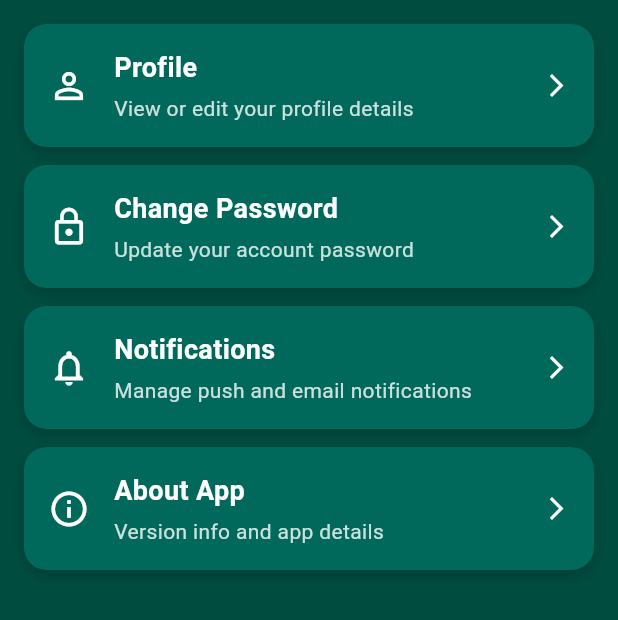
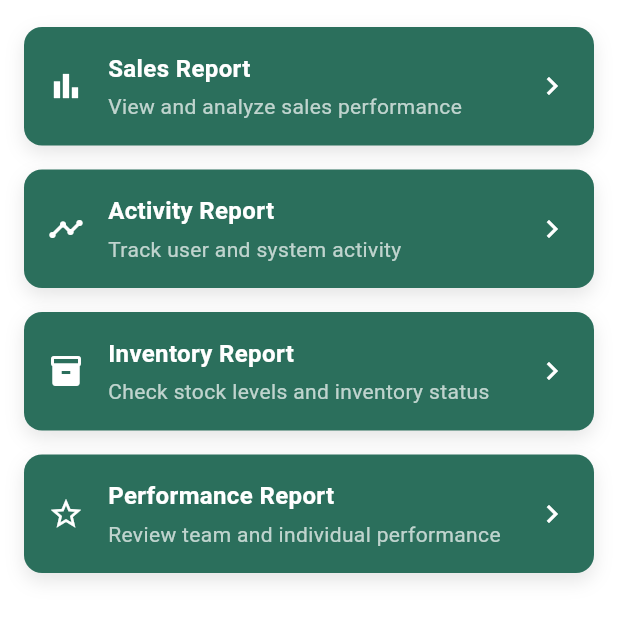
Before and after one commit to arshuvocse/lastappsflutter, a Flutter app: the ReportsScreen screen opened directly, on a phone screen of 412 x 824 dp. Shown: the top 620 px of the screen. Run offline on Flutter 3.47's test engine with Material 3 defaults, Android fonts, the phone set to English and light mode, and no system bars; our stand-ins replace animated_text_kit, flutter_offline, go_router, google_nav_bar, sqflite; accounts and stored records are empty.

Commit message:
refactor: Redesign Approval and Reports pages

```diff
--- a/lib/view/reports_view.dart
+++ b/lib/view/reports_view.dart
@@ -1,5 +1,6 @@
 
 import 'package:flutter/material.dart';
+import 'package:myapp/widgets/settings_list_item.dart';
 
 class ReportsScreen extends StatelessWidget {
   const ReportsScreen({super.key});
@@ -7,110 +8,35 @@ class ReportsScreen extends StatelessWidget {
   @override
   Widget build(BuildContext context) {
     return Scaffold(
-      backgroundColor: const Color(0xFF004D40),
-      body: Padding(
-        padding: const EdgeInsets.all(16.0),
-        child: ListView(
-          children: <Widget>[
-            _buildSettingsItem(
-              context,
-              icon: Icons.person_outline,
-              title: 'Profile',
-              subtitle: 'View or edit your profile details',
-              onTap: () {
-                // Navigate to Profile Screen
-              },
-            ),
-            const SizedBox(height: 12),
-            _buildSettingsItem(
-              context,
-              icon: Icons.lock_outline,
-              title: 'Change Password',
-              subtitle: 'Update your account password',
-              onTap: () {
-                // Navigate to Change Password Screen
-              },
-            ),
-            const SizedBox(height: 12),
-            _buildSettingsItem(
-              context,
-              icon: Icons.notifications_outlined,
-              title: 'Notifications',
-              subtitle: 'Manage push and email notifications',
-              onTap: () {
-                // Navigate to Notifications Screen
-              },
-            ),
-            const SizedBox(height: 12),
-            _buildSettingsItem(
-              context,
-              icon: Icons.info_outline,
-              title: 'About App',
-              subtitle: 'Version info and app details',
-              onTap: () {
-                // Navigate to About App Screen
-              },
-            ),
-          ],
-        ),
-      ),
-    );
-  }
-
-  Widget _buildSettingsItem(
-    BuildContext context,
-    {
-    required IconData icon,
-    required String title,
-    required String subtitle,
-    required VoidCallback onTap,
-  }) {
-    return InkWell(
-      onTap: onTap,
-      borderRadius: BorderRadius.circular(15),
-      child: Container(
-        padding: const EdgeInsets.all(16),
-        decoration: BoxDecoration(
-          color: const Color(0xFF00695C),
-          borderRadius: BorderRadius.circular(15),
-          boxShadow: [
-            BoxShadow(
-              color: Colors.black.withAlpha(51),
-              blurRadius: 8,
-              offset: const Offset(0, 4),
-            ),
-          ],
-        ),
-        child: Row(
-          children: <Widget>[
-            Icon(icon, size: 28, color: Colors.white),
-            const SizedBox(width: 16),
-            Expanded(
-              child: Column(
-                crossAxisAlignment: CrossAxisAlignment.start,
-                children: <Widget>[
-                  Text(
-                    title,
-                    style: const TextStyle(
-                      fontWeight: FontWeight.bold,
-                      fontSize: 18,
-                      color: Colors.white,
-                    ),
-                  ),
-                  const SizedBox(height: 4),
-                  Text(
-                    subtitle,
-                    style: TextStyle(
-                      fontSize: 14,
-                      color: Colors.white.withAlpha(204),
-                    ),
-                  ),
-                ],
-              ),
-            ),
-            const Icon(Icons.arrow_forward_ios, color: Colors.white, size: 18),
-          ],
-        ),
+      backgroundColor: Colors.white,
+      body: ListView(
+        padding: const EdgeInsets.symmetric(vertical: 10),
+        children: [
+          SettingsListItem(
+            icon: Icons.bar_chart,
+            title: 'Sales Report',
+            subtitle: 'View and analyze sales performance',
+            onTap: () {},
+          ),
+          SettingsListItem(
+            icon: Icons.timeline,
+            title: 'Activity Report',
+            subtitle: 'Track user and system activity',
+            onTap: () {},
+          ),
+          SettingsListItem(
+            icon: Icons.inventory,
+            title: 'Inventory Report',
+            subtitle: 'Check stock levels and inventory status',
+            onTap: () {},
+          ),
+          SettingsListItem(
+            icon: Icons.star_border,
+            title: 'Performance Report',
+            subtitle: 'Review team and individual performance',
+            onTap: () {},
+          ),
+        ],
       ),
     );
   }
--- /dev/null
+++ b/lib/widgets/settings_list_item.dart
@@ -0,0 +1,75 @@
+
+import 'package:flutter/material.dart';
+
+class SettingsListItem extends StatelessWidget {
+  final IconData icon;
+  final String title;
+  final String subtitle;
+  final bool isHeader;
+  final VoidCallback? onTap;
+
+  const SettingsListItem({
+    super.key,
+    required this.icon,
+    required this.title,
+    required this.subtitle,
+    this.isHeader = false,
+    this.onTap,
+  });
+
+  @override
+  Widget build(BuildContext context) {
+    return Container(
+      margin: const EdgeInsets.symmetric(horizontal: 16, vertical: 8),
+      decoration: BoxDecoration(
+        color: const Color(0xFF2B6F5C),
+        borderRadius: BorderRadius.circular(12),
+        boxShadow: [
+          BoxShadow(
+            color: Colors.black.withOpacity(0.1),
+            blurRadius: 10,
+            offset: const Offset(0, 5),
+          ),
+        ],
+      ),
+      child: Material(
+        color: Colors.transparent,
+        child: InkWell(
+          onTap: onTap,
+          borderRadius: BorderRadius.circular(12),
+          child: Padding(
+            padding: const EdgeInsets.all(16.0),
+            child: Row(
+              children: [
+                Icon(icon, color: Colors.white, size: isHeader ? 32 : 24),
+                const SizedBox(width: 16),
+                Expanded(
+                  child: Column(
+                    crossAxisAlignment: CrossAxisAlignment.start,
+                    children: [
+                      Text(
+                        title,
+                        style: TextStyle(
+                          color: Colors.white,
+                          fontWeight: FontWeight.bold,
+                          fontSize: isHeader ? 18 : 16,
+                        ),
+                      ),
+                      const SizedBox(height: 4),
+                      Text(
+                        subtitle,
+                        style: const TextStyle(color: Colors.white70),
+                      ),
+                    ],
+                  ),
+                ),
+                if (onTap != null)
+                  const Icon(Icons.chevron_right, color: Colors.white),
+              ],
+            ),
+          ),
+        ),
+      ),
+    );
+  }
+}
```
Also changed, not shown: lib/view/approval_view.dart (+37 -40 lines), lib/view/settings_view.dart (+1 -42 lines).
